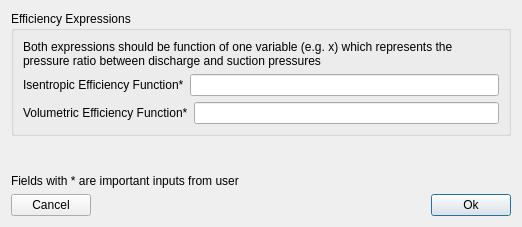
Qt form ui_files/Compressor_define_physics.ui (OmarZaki96/EGSim) before a commit.
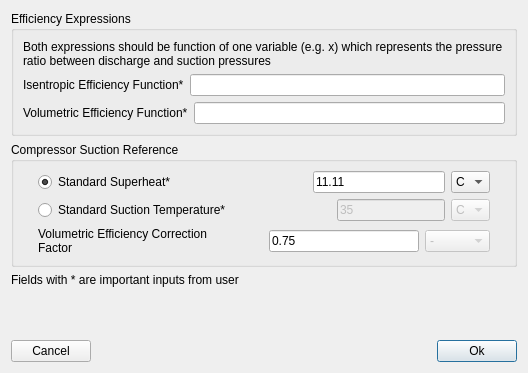
The same form after that commit.

Diff of the .ui file:
```diff
--- a/ui_files/Compressor_define_physics.ui
+++ b/ui_files/Compressor_define_physics.ui
@@ -9,8 +9,8 @@
    <rect>
     <x>0</x>
     <y>0</y>
-    <width>522</width>
-    <height>227</height>
+    <width>528</width>
+    <height>373</height>
    </rect>
   </property>
   <property name="windowTitle">
@@ -78,6 +78,343 @@
      </layout>
     </widget>
    </item>
+   <item>
+    <widget class="QGroupBox" name="groupBox_2">
+     <property name="title">
+      <string>Compressor Suction Reference</string>
+     </property>
+     <layout class="QVBoxLayout" name="verticalLayout_3">
+      <item>
+       <layout class="QHBoxLayout" name="horizontalLayout_6">
+        <item>
+         <spacer name="horizontalSpacer_16">
+          <property name="orientation">
+           <enum>Qt::Horizontal</enum>
+          </property>
+          <property name="sizeType">
+           <enum>QSizePolicy::Fixed</enum>
+          </property>
+          <property name="sizeHint" stdset="0">
+           <size>
+            <width>15</width>
+            <height>20</height>
+           </size>
+          </property>
+         </spacer>
+        </item>
+        <item>
+         <widget class="QRadioButton" name="Comp_std_sh_radio">
+          <property name="text">
+           <string>Standard Superheat*</string>
+          </property>
+          <property name="checked">
+           <bool>true</bool>
+          </property>
+         </widget>
+        </item>
+        <item>
+         <spacer name="horizontalSpacer_10">
+          <property name="orientation">
+           <enum>Qt::Horizontal</enum>
+          </property>
+          <property name="sizeHint" stdset="0">
+           <size>
+            <width>40</width>
+            <height>20</height>
+           </size>
+          </property>
+         </spacer>
+        </item>
+        <item>
+         <widget class="QLineEdit" name="Comp_std_sh">
+          <property name="toolTip">
+           <string>Standard superheat for the mass flowrate of the map. It is usually 20 F.</string>
+          </property>
+          <property name="text">
+           <string>11.11</string>
+          </property>
+          <property name="maxLength">
+           <number>8</number>
+          </property>
+         </widget>
+        </item>
+        <item>
+         <widget class="QComboBox" name="Comp_std_sh_unit">
+          <property name="currentIndex">
+           <number>0</number>
+          </property>
+          <item>
+           <property name="text">
+            <string>C</string>
+           </property>
+          </item>
+          <item>
+           <property name="text">
+            <string>R</string>
+           </property>
+          </item>
+         </widget>
+        </item>
+        <item>
+         <spacer name="horizontalSpacer_11">
+          <property name="orientation">
+           <enum>Qt::Horizontal</enum>
+          </property>
+          <property name="sizeType">
+           <enum>QSizePolicy::Fixed</enum>
+          </property>
+          <property name="sizeHint" stdset="0">
+           <size>
+            <width>15</width>
+            <height>20</height>
+           </size>
+          </property>
+         </spacer>
+        </item>
+       </layout>
+      </item>
+      <item>
+       <layout class="QHBoxLayout" name="horizontalLayout_7">
+        <item>
+         <spacer name="horizontalSpacer_18">
+          <property name="orientation">
+           <enum>Qt::Horizontal</enum>
+          </property>
+          <property name="sizeType">
+           <enum>QSizePolicy::Fixed</enum>
+          </property>
+          <property name="sizeHint" stdset="0">
+           <size>
+            <width>15</width>
+            <height>20</height>
+           </size>
+          </property>
+         </spacer>
+        </item>
+        <item>
+         <widget class="QRadioButton" name="Comp_std_suction_radio">
+          <property name="text">
+           <string>Standard Suction Temperature*</string>
+          </property>
+         </widget>
+        </item>
+        <item>
+         <spacer name="horizontalSpacer_19">
+          <property name="orientation">
+           <enum>Qt::Horizontal</enum>
+          </property>
+          <property name="sizeHint" stdset="0">
+           <size>
+            <width>40</width>
+            <height>20</height>
+           </size>
+          </property>
+         </spacer>
+        </item>
+        <item>
+         <widget class="QLineEdit" name="Comp_std_suction">
+          <property name="enabled">
+           <bool>false</bool>
+          </property>
+          <property name="toolTip">
+           <string>Standard superheat for the mass flowrate of the map. It is usually 20 F.</string>
+          </property>
+          <property name="text">
+           <string>35</string>
+          </property>
+          <property name="maxLength">
+           <number>8</number>
+          </property>
+         </widget>
+        </item>
+        <item>
+         <widget class="QComboBox" name="Comp_std_suction_unit">
+          <property name="enabled">
+           <bool>false</bool>
+          </property>
+          <property name="currentIndex">
+           <number>0</number>
+          </property>
+          <item>
+           <property name="text">
+            <string>C</string>
+           </property>
+          </item>
+          <item>
+           <property name="text">
+            <string>K</string>
+           </property>
+          </item>
+          <item>
+           <property name="text">
+            <string>F</string>
+           </property>
+          </item>
+         </widget>
+        </item>
+        <item>
+         <spacer name="horizontalSpacer_20">
+          <property name="orientation">
+           <enum>Qt::Horizontal</enum>
+          </property>
+          <property name="sizeType">
+           <enum>QSizePolicy::Fixed</enum>
+          </property>
+          <property name="sizeHint" stdset="0">
+           <size>
+            <width>15</width>
+            <height>20</height>
+           </size>
+          </property>
+         </spacer>
+        </item>
+       </layout>
+      </item>
+      <item>
+       <layout class="QHBoxLayout" name="horizontalLayout_8">
+        <item>
+         <spacer name="horizontalSpacer_17">
+          <property name="orientation">
+           <enum>Qt::Horizontal</enum>
+          </property>
+          <property name="sizeType">
+           <enum>QSizePolicy::Fixed</enum>
+          </property>
+          <property name="sizeHint" stdset="0">
+           <size>
+            <width>15</width>
+            <height>20</height>
+           </size>
+          </property>
+         </spacer>
+        </item>
+        <item>
+         <widget class="QLabel" name="Comp_F_factor_label">
+          <property name="sizePolicy">
+           <sizepolicy hsizetype="Preferred" vsizetype="Preferred">
+            <horstretch>0</horstretch>
+            <verstretch>0</verstretch>
+           </sizepolicy>
+          </property>
+          <property name="minimumSize">
+           <size>
+            <width>200</width>
+            <height>0</height>
+           </size>
+          </property>
+          <property name="maximumSize">
+           <size>
+            <width>150</width>
+            <height>16777215</height>
+           </size>
+          </property>
+          <property name="toolTip">
+           <string>Volumetric efficiency correction factor, usually taken as 0.75</string>
+          </property>
+          <property name="text">
+           <string>Volumetric Efficiency Correction Factor</string>
+          </property>
+          <property name="wordWrap">
+           <bool>true</bool>
+          </property>
+         </widget>
+        </item>
+        <item>
+         <spacer name="horizontalSpacer_12">
+          <property name="orientation">
+           <enum>Qt::Horizontal</enum>
+          </property>
+          <property name="sizeHint" stdset="0">
+           <size>
+            <width>40</width>
+            <height>20</height>
+           </size>
+          </property>
+         </spacer>
+        </item>
+        <item>
+         <widget class="QLineEdit" name="Comp_F_factor">
+          <property name="sizePolicy">
+           <sizepolicy hsizetype="Fixed" vsizetype="Fixed">
+            <horstretch>0</horstretch>
+            <verstretch>0</verstretch>
+           </sizepolicy>
+          </property>
+          <property name="minimumSize">
+           <size>
+            <width>150</width>
+            <height>0</height>
+           </size>
+          </property>
+          <property name="toolTip">
+           <string>Volumetric efficiency correction factor, usually taken as 0.75</string>
+          </property>
+          <property name="text">
+           <string>0.75</string>
+          </property>
+          <property name="maxLength">
+           <number>8</number>
+          </property>
+         </widget>
+        </item>
+        <item>
+         <widget class="QComboBox" name="Comp_F_factor_unit">
+          <property name="enabled">
+           <bool>false</bool>
+          </property>
+          <property name="sizePolicy">
+           <sizepolicy hsizetype="Fixed" vsizetype="Fixed">
+            <horstretch>0</horstretch>
+            <verstretch>0</verstretch>
+           </sizepolicy>
+          </property>
+          <property name="minimumSize">
+           <size>
+            <width>65</width>
+            <height>0</height>
+           </size>
+          </property>
+          <property name="maximumSize">
+           <size>
+            <width>50</width>
+            <height>16777215</height>
+           </size>
+          </property>
+          <item>
+           <property name="text">
+            <string>-</string>
+           </property>
+          </item>
+         </widget>
+        </item>
+        <item>
+         <spacer name="horizontalSpacer_13">
+          <property name="orientation">
+           <enum>Qt::Horizontal</enum>
+          </property>
+          <property name="sizeType">
+           <enum>QSizePolicy::Fixed</enum>
+          </property>
+          <property name="sizeHint" stdset="0">
+           <size>
+            <width>15</width>
+            <height>20</height>
+           </size>
+          </property>
+         </spacer>
+        </item>
+       </layout>
+      </item>
+     </layout>
+    </widget>
+   </item>
+   <item>
+    <widget class="QLabel" name="label_2">
+     <property name="text">
+      <string>Fields with * are important inputs from user</string>
+     </property>
+    </widget>
+   </item>
    <item>
     <spacer name="verticalSpacer">
      <property name="orientation">
@@ -91,13 +428,6 @@
      </property>
     </spacer>
    </item>
-   <item>
-    <widget class="QLabel" name="label_2">
-     <property name="text">
-      <string>Fields with * are important inputs from user</string>
-     </property>
-    </widget>
-   </item>
    <item>
     <layout class="QHBoxLayout" name="horizontalLayout_3">
      <item>
```
